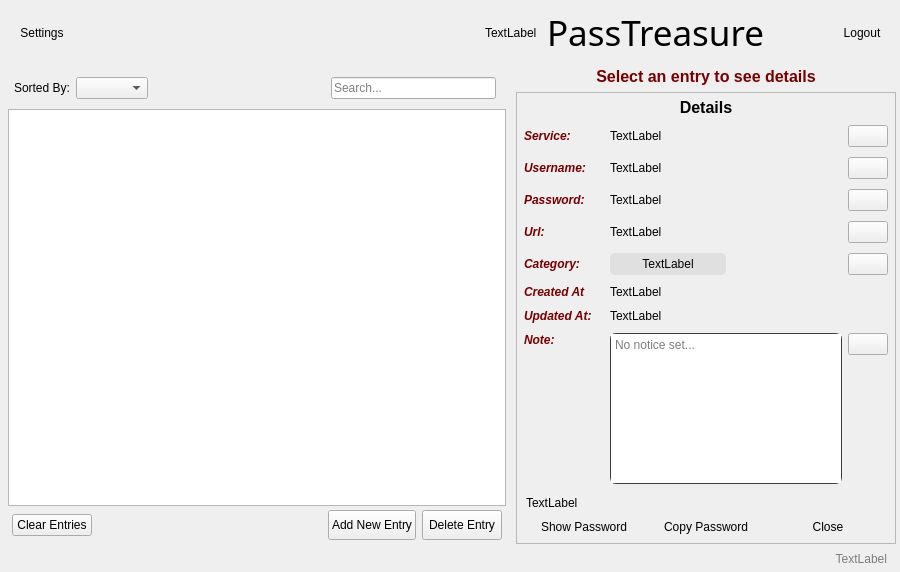
This is src/mainwindow.ui in sera619/PassTreasure as Qt 5 draws it before an edit. The edited form follows.
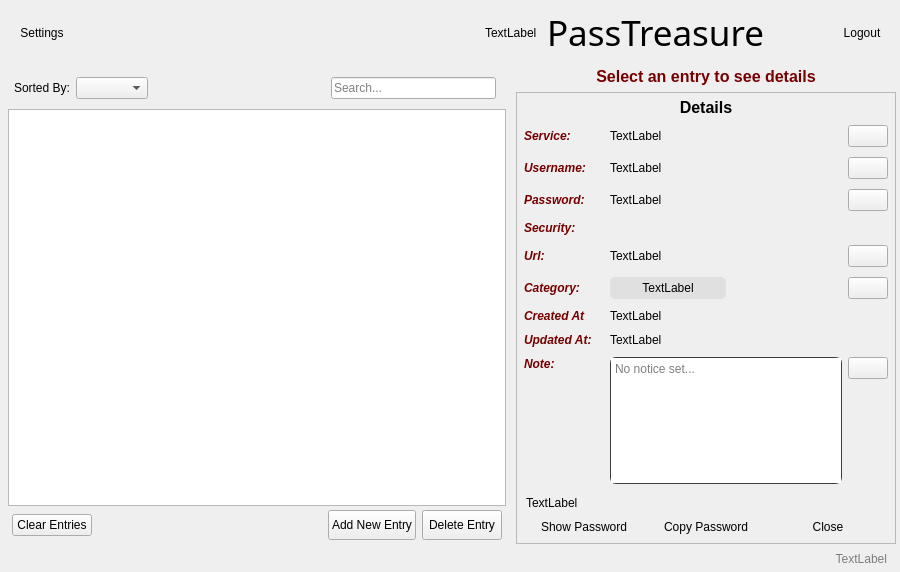
This is the edited form.

Diff of the .ui file:
```diff
--- a/src/mainwindow.ui
+++ b/src/mainwindow.ui
@@ -695,6 +695,55 @@
                 </layout>
                </widget>
               </item>
+              <item>
+               <widget class="QFrame" name="passSecurityFrame">
+                <layout class="QHBoxLayout" name="passEditLayout_2" stretch="0,2">
+                 <property name="leftMargin">
+                  <number>2</number>
+                 </property>
+                 <property name="topMargin">
+                  <number>2</number>
+                 </property>
+                 <property name="rightMargin">
+                  <number>2</number>
+                 </property>
+                 <property name="bottomMargin">
+                  <number>2</number>
+                 </property>
+                 <item alignment="Qt::AlignmentFlag::AlignVCenter">
+                  <widget class="QLabel" name="label_9">
+                   <property name="minimumSize">
+                    <size>
+                     <width>80</width>
+                     <height>0</height>
+                    </size>
+                   </property>
+                   <property name="font">
+                    <font>
+                     <italic>true</italic>
+                     <bold>true</bold>
+                    </font>
+                   </property>
+                   <property name="styleSheet">
+                    <string notr="true">QLabel {
+	color:rgb(118, 0, 0);
+}</string>
+                   </property>
+                   <property name="text">
+                    <string>Security:</string>
+                   </property>
+                  </widget>
+                 </item>
+                 <item>
+                  <layout class="QVBoxLayout" name="indicatorHolder">
+                   <property name="spacing">
+                    <number>0</number>
+                   </property>
+                  </layout>
+                 </item>
+                </layout>
+               </widget>
+              </item>
               <item>
                <widget class="QFrame" name="urlFrame">
                 <property name="frameShape">
```
